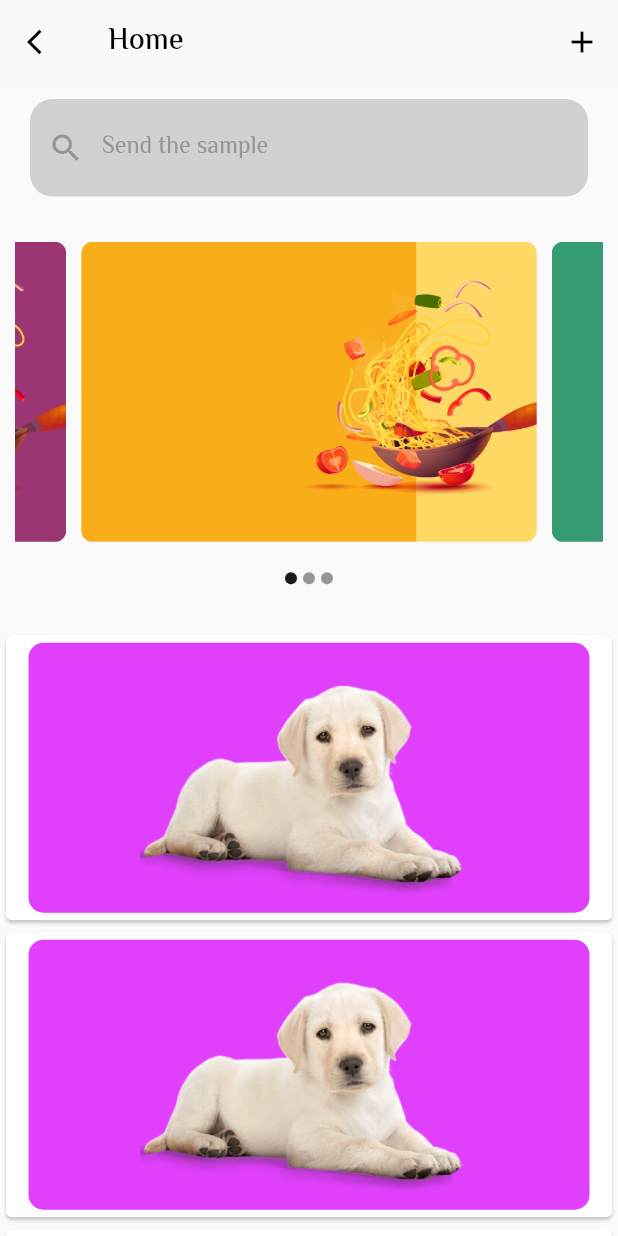
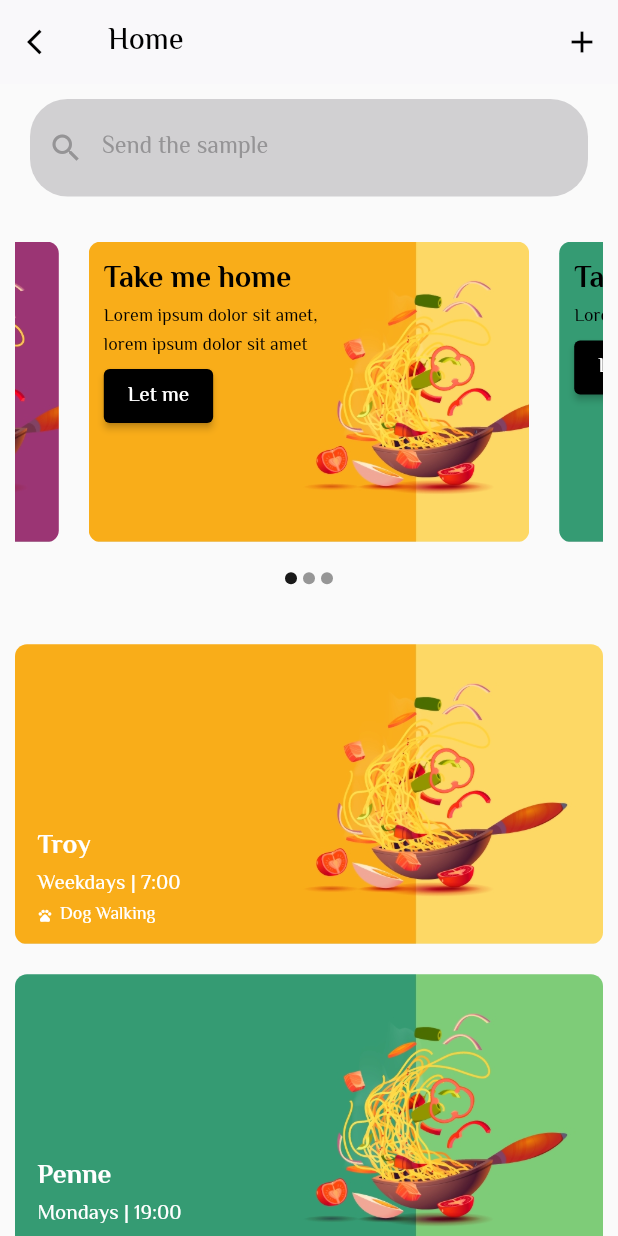
Before and after one commit to alianshad123/paw_record, a Flutter app: the DashboardScreen screen opened directly, on a phone screen of 412 x 824 dp. Run offline on Flutter 3.47's test engine with Material 2 defaults, Android fonts, the phone set to English and light mode, and no system bars; drawn by our look-alikes of carousel_slider.

Commit message:
from qapt

```diff
--- /dev/null
+++ b/lib/model/DogsImageModel.dart
@@ -0,0 +1,7 @@
+class DogsImageModel{
+  var imageUrl;
+  var name;
+  var time;
+  var actvty;
+  DogsImageModel(this.imageUrl, this.name, this.time, this.actvty);
+}
--- /dev/null
+++ b/lib/model/HomeSliderModel.dart
@@ -0,0 +1,9 @@
+
+
+class HomeSliderModel{
+  var imageUrl;
+  var title;
+  var details;
+
+  HomeSliderModel(this.imageUrl, this.title, this.details);
+}
--- a/lib/ui/dashboard/dashboard_screen.dart
+++ b/lib/ui/dashboard/dashboard_screen.dart
@@ -1,6 +1,8 @@
 import 'package:flutter/cupertino.dart';
 import 'package:flutter/material.dart';
 import 'package:carousel_slider/carousel_slider.dart';
+import 'package:paw_record/model/DogsImageModel.dart';
+import 'package:paw_record/model/HomeSliderModel.dart';
 import 'package:paw_record/ui/addpet/addpet_screen.dart';
 import 'package:paw_record/ui/petdetail/petdetail_screen.dart';
 
@@ -12,21 +14,35 @@ class DashboardScreen extends StatefulWidget {
 }
 
 class _DashboardScreenState extends State<DashboardScreen> {
+  int _currentIndex = 0;
 
-  int _currentIndex = 0;
-  List<String> listPaths = [
-    "images/slider_one.jpg",
-    "images/slider_two.jpg",
-    "images/slider_three.jpg",
+  List<HomeSliderModel> sliderDataList = [
+    HomeSliderModel("images/slider_one.jpg", "Take me home",
+        "Lorem ipsum dolor sit amet,\nlorem ipsum dolor sit amet"),
+    HomeSliderModel(
+        "images/slider_two.jpg", "Take me home", "Lorem ipsum dolor sit amet"),
+    HomeSliderModel("images/slider_three.jpg", "Take me home",
+        "Lorem ipsum dolor sit amet"),
   ];
 
-  final _searchview =  TextEditingController();
+  List<DogsImageModel> dogsDataList = [
+    DogsImageModel(
+        "images/slider_one.jpg", "Troy", "Weekdays | 7:00", "Dog Walking"),
+    DogsImageModel(
+        "images/slider_two.jpg", "Penne", "Mondays | 19:00", "Dog Care"),
+    DogsImageModel(
+        "images/slider_three.jpg", "Troy", "Weekdays | 7:00", "Dog Walking"),
+  ];
+
+  final _searchview = TextEditingController();
+
   @override
   Widget build(BuildContext context) {
     return Scaffold(
         appBar: AppBar(
           elevation: 0,
-          title: Text("Home", style: TextStyle(
+          title: Text("Home",
+              style: TextStyle(
                 color: Colors.black,
               )),
           brightness: Brightness.light,
@@ -40,7 +56,6 @@ class _DashboardScreenState extends State<DashboardScreen> {
                 size: 20,
                 color: Colors.black,
               )),
-
           actions: <Widget>[
             IconButton(
               icon: Icon(
@@ -57,7 +72,7 @@ class _DashboardScreenState extends State<DashboardScreen> {
           ],
         ),
         resizeToAvoidBottomInset: false, // set i
-        body:  SingleChildScrollView(
+        body: SingleChildScrollView(
             child: Container(
                 child: Column(
           children: [
@@ -70,7 +85,7 @@ class _DashboardScreenState extends State<DashboardScreen> {
               child: Column(
                 children: [
                   CarouselSlider.builder(
-                    itemCount: listPaths.length,
+                    itemCount: sliderDataList.length,
                     options: CarouselOptions(
                         autoPlay: true,
                         onPageChanged: (index, reason) {
@@ -79,14 +94,13 @@ class _DashboardScreenState extends State<DashboardScreen> {
                           });
                         }),
                     itemBuilder: (context, index, realIndex) {
-                      return MyImageView(listPaths[index]);
+                      return SliderImageView(sliderDataList[index]);
                     },
                   ),
-
                   Row(
                     mainAxisAlignment: MainAxisAlignment.center,
-                    children: listPaths.map((url) {
-                      int index = listPaths.indexOf(url);
+                    children: sliderDataList.map((url) {
+                      int index = sliderDataList.indexOf(url);
                       return Container(
                         width: 8.0,
                         height: 8.0,
@@ -104,120 +118,22 @@ class _DashboardScreenState extends State<DashboardScreen> {
                 ],
               ),
             ),
-
             SizedBox(height: 10),
             Column(
               children: [
-                GestureDetector(
-                  onTap: (){
-                    Navigator.push(
-                      context,
-                      MaterialPageRoute(builder: (context) => const PetDetailScreen()),
-                    );
+                ListView.builder(
+                  shrinkWrap: true,
+                  physics: ScrollPhysics(),
+                  scrollDirection: Axis.vertical,
+                  itemCount: dogsDataList.length,
+                  itemBuilder: (context, index) {
+                    return DogsImageView(dogsDataList[index]);
                   },
-                  child:
-                  Container(
-                    child: Card(
-                        child:
-                        Container(
-                            width: MediaQuery.of(context).size.width,
-                            margin: EdgeInsets.fromLTRB(15,5,15,5),
-                            decoration: BoxDecoration(color: Colors.purpleAccent,
-                                borderRadius: BorderRadius.circular(10.0)),
-                            child: Image.asset(
-                              'images/ic_dog.png',
-                              width: double.infinity,
-                              height: 180,
-                            )
-                        )
-                    )
-
-                ),
-                ),
-                GestureDetector(
-                  onTap: (){
-                    Navigator.push(
-                      context,
-                      MaterialPageRoute(builder: (context) => const PetDetailScreen()),
-                    );
-                  },
-                  child:
-                  Container(
-                      child: Card(
-                          child:
-                          Container(
-                              width: MediaQuery.of(context).size.width,
-                              margin: EdgeInsets.fromLTRB(15,5,15,5),
-                              decoration: BoxDecoration(color: Colors.purpleAccent,
-                                  borderRadius: BorderRadius.circular(10.0)),
-                              child: Image.asset(
-                                'images/ic_dog.png',
-                                width: double.infinity,
-                                height: 180,
-                              )
-                          )
-                      )
-
-                  ),
-                ),
-                GestureDetector(
-                  onTap: (){
-                    Navigator.push(
-                      context,
-                      MaterialPageRoute(builder: (context) => const PetDetailScreen()),
-                    );
-                  },
-                  child:
-                  Container(
-                      child: Card(
-                          child:
-                          Container(
-                              width: MediaQuery.of(context).size.width,
-                              margin: EdgeInsets.fromLTRB(15,5,15,5),
-                              decoration: BoxDecoration(color: Colors.purpleAccent,
-                                  borderRadius: BorderRadius.circular(10.0)),
-                              child: Image.asset(
-                                'images/ic_dog.png',
-                                width: double.infinity,
-                                height: 180,
-                              )
-                          )
-                      )
-
-                  ),
-                ),
-                GestureDetector(
-                  onTap: (){
-                    Navigator.push(
-                      context,
-                      MaterialPageRoute(builder: (context) => const PetDetailScreen()),
-                    );
-                  },
-                  child:
-                  Container(
-                      child: Card(
-                          child:
-                          Container(
-                              width: MediaQuery.of(context).size.width,
-                              margin: EdgeInsets.fromLTRB(15,5,15,5),
-                              decoration: BoxDecoration(color: Colors.purpleAccent,
-                                  borderRadius: BorderRadius.circular(10.0)),
-                              child: Image.asset(
-                                'images/ic_dog.png',
-                                width: double.infinity,
-                                height: 180,
-                              )
-                          )
-                      )
-
-                  ),
                 )
               ],
             )
-
           ],
-        )))
-    );
+        ))));
   }
 }
 
@@ -225,44 +141,164 @@ Widget _createSearchView() {
   var _searchview;
   return new Container(
     margin: EdgeInsets.fromLTRB(20, 0, 20, 0),
-    /*decoration: BoxDecoration(border: Border.all(width: 1.0),
-    borderRadius: BorderRadius.circular(20.0)),*/
     child: new TextField(
       controller: _searchview,
       decoration: InputDecoration(
           hintText: "Send the sample",
           hintStyle: new TextStyle(color: Color(0xFF959496)),
           border: OutlineInputBorder(
-          borderRadius: BorderRadius.circular(15.0),
-          borderSide: BorderSide.none
-        ),
-        prefixIcon: Icon(Icons.search,color: Color(0xFF959496)),
+              borderRadius: BorderRadius.circular(25.0),
+              borderSide: BorderSide.none),
+          prefixIcon: Icon(Icons.search, color: Color(0xFF959496)),
           filled: true,
-        fillColor: Color(0xFFD1D0D2)
-      ),
-
-
+          fillColor: Color(0xFFD1D0D2)),
     ),
   );
 }
 
-class MyImageView extends StatelessWidget {
-  String imgPath;
+class SliderImageView extends StatelessWidget {
+  HomeSliderModel sliderData;
 
-  MyImageView(this.imgPath);
+  SliderImageView(this.sliderData);
 
   @override
   Widget build(BuildContext context) {
     // TODO: implement build
     return Container(
-      margin: EdgeInsets.only(left: 5.0, top: 10.0, right: 5.0, bottom: 10.0),
+      margin: EdgeInsets.only(left: 10.0, top: 10.0, right: 10.0, bottom: 10.0),
       decoration: BoxDecoration(
         borderRadius: BorderRadius.circular(8.0),
         image: DecorationImage(
-          image: AssetImage(imgPath),
+          image: AssetImage(sliderData.imageUrl),
           fit: BoxFit.cover,
         ),
+      ),
+      child: Stack(
+        children: [
+          Padding(
+            padding: EdgeInsets.only(left: 10, top: 10),
+            child: Column(
+              children: [
+                Align(
+                  alignment: Alignment.topLeft,
+                  child: Text(
+                    sliderData.title,
+                    style: TextStyle(
+                        fontSize: 20,
+                        fontWeight: FontWeight.bold,
+                        color: Colors.black),
+                  ),
+                ),
+                Align(
+                  alignment: Alignment.topLeft,
+                  child: Text(
+                    sliderData.details,
+                    style: TextStyle(
+                        fontSize: 12,
+                        fontWeight: FontWeight.normal,
+                        color: Colors.black),
+                  ),
+                ),
+                Align(
+                  alignment: Alignment.topLeft,
+                  child: ElevatedButton(
+                    onPressed: () {},
+                    child: const Text('Let me'),
+                    style: ElevatedButton.styleFrom(primary: Colors.black),
+                  ),
+                ),
+              ],
+            ),
+          )
+        ],
       ),
     );
   }
 }
+
+class DogsImageView extends StatelessWidget {
+  DogsImageModel dogsData;
+
+  DogsImageView(this.dogsData);
+
+  @override
+  Widget build(BuildContext context) {
+    // TODO: implement build
+    return GestureDetector(
+        onTap: () {
+          Navigator.push(
+            context,
+            MaterialPageRoute(builder: (context) => const PetDetailScreen()),
+          );
+        },
+        child: Container(
+          height: 200,
+          width: double.infinity,
+          margin:
+              EdgeInsets.only(left: 10.0, top: 10.0, right: 10.0, bottom: 10.0),
+          decoration: BoxDecoration(
+            borderRadius: BorderRadius.circular(8.0),
+            image: DecorationImage(
+              image: AssetImage(dogsData.imageUrl),
+              fit: BoxFit.cover,
+            ),
+          ),
+          child: Stack(
+            children: [
+              Padding(
+                padding: EdgeInsets.only(left: 15, top: 10),
+                child: Column(
+                  children: [
+                    Expanded(
+                        child: Align(
+                            alignment: Alignment.bottomLeft,
+                            child: Text(
+                              dogsData.name,
+                              style: TextStyle(
+                                  fontSize: 18,
+                                  fontWeight: FontWeight.bold,
+                                  color: Colors.white),
+                            ))),
+                    Align(
+                      alignment: Alignment.bottomLeft,
+                      child: Text(
+                        dogsData.time,
+                        style: TextStyle(
+                            fontSize: 14,
+                            fontWeight: FontWeight.normal,
+                            color: Colors.white),
+                      ),
+                    ),
+                    Align(
+                      alignment: Alignment.bottomLeft,
+                      child: Row(
+                        children: [
+                          Icon(
+                            Icons.pets,
+                            color: Color(0xFFFFFFFF),
+                            size: 10,
+                          ),
+                          SizedBox(
+                            width: 5,
+                          ),
+                          Text(
+                            dogsData.actvty,
+                            style: TextStyle(
+                                fontSize: 12,
+                                fontWeight: FontWeight.normal,
+                                color: Colors.white),
+                          ),
+                        ],
+                      ),
+                    ),
+                    SizedBox(
+                      height: 10,
+                    )
+                  ],
+                ),
+              )
+            ],
+          ),
+        ));
+  }
+}
--- a/lib/ui/register/register_screen.dart
+++ b/lib/ui/register/register_screen.dart
@@ -50,7 +50,9 @@ class _RegisterScreenState extends State<RegisterScreen> {
 
           Container(
               padding: const EdgeInsets.fromLTRB(30, 70, 30, 50),
-              child:  Card(
+               child:Wrap(
+                 children:[
+                   Card(
                      child: Column(
                        children: <Widget>[
 
@@ -137,10 +139,15 @@ class _RegisterScreenState extends State<RegisterScreen> {
                              ],
                            ),
                          ),
+                         SizedBox(height: 100,)
 
                        ],
                      ),
                    )
+                 ]
+
+               )
+
 
           ),
 
--- a/lib/ui/signin/signin_screen.dart
+++ b/lib/ui/signin/signin_screen.dart
@@ -52,7 +52,9 @@ class _SignInScreenState extends State<SignInScreen> {
 
               Container(
                   padding: const EdgeInsets.fromLTRB(30, 70, 30, 50),
-                  child:  Card(
+                  child:Wrap(
+                    children: [
+                      Card(
                         child: Column(
                           children: <Widget>[
 
@@ -92,10 +94,15 @@ class _SignInScreenState extends State<SignInScreen> {
                                 ],
                               ),
                             ),
+                            SizedBox(height: 100)
 
                           ],
                         ),
                       )
+                    ],
+
+                  )
+
 
               ),
 
```
Lines whose indentation alone changed are shown as unchanged.
